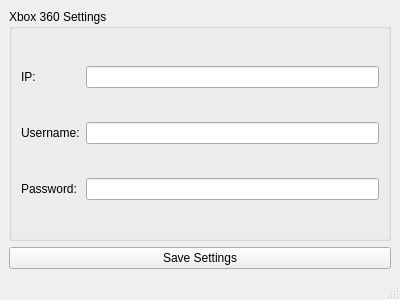
This is src/mainwindow.ui in Mitchell12345MB/XBox360App as Qt 5 draws it before an edit. The edited form follows.
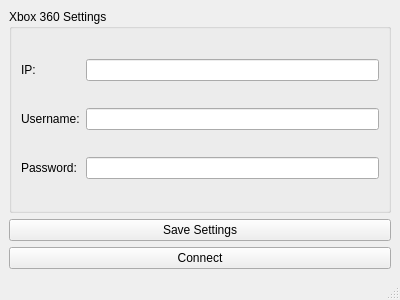
This is the edited form.

```diff
--- a/src/mainwindow.ui
+++ b/src/mainwindow.ui
@@ -61,6 +61,13 @@
       </property>
      </widget>
     </item>
+    <item>
+     <widget class="QPushButton" name="connectButton">
+      <property name="text">
+       <string>Connect</string>
+      </property>
+     </widget>
+    </item>
    </layout>
   </widget>
   <widget class="QMenuBar" name="menubar">
```
Left out of the diff: 4 changed lines with no effect on the pictures.
